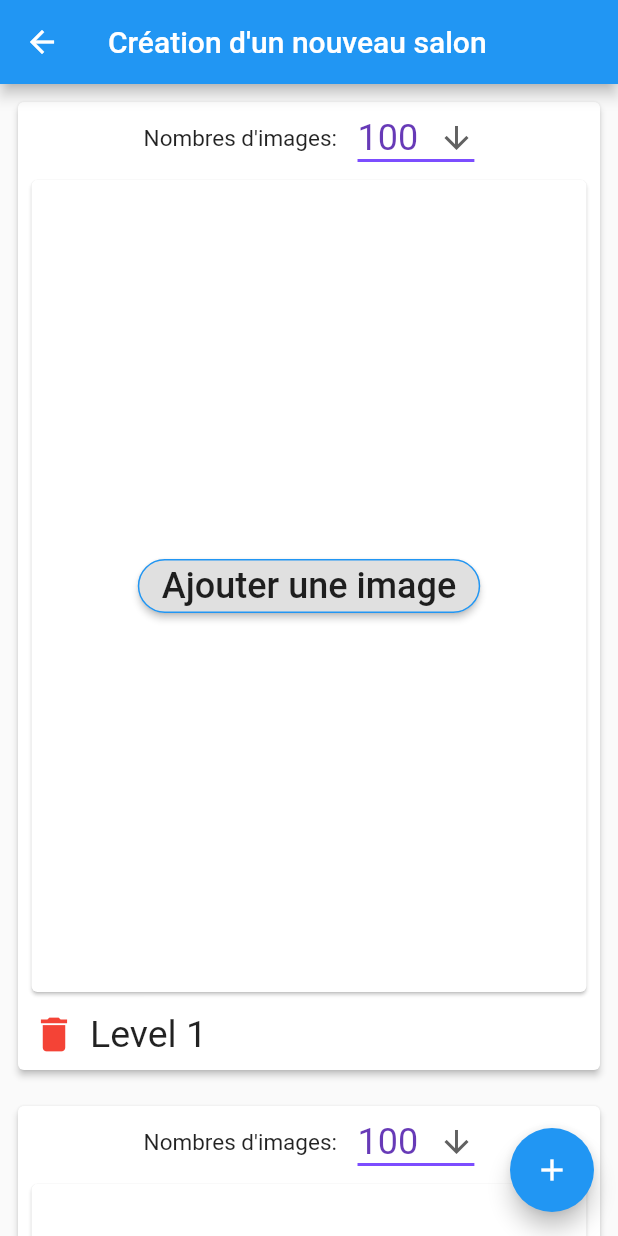
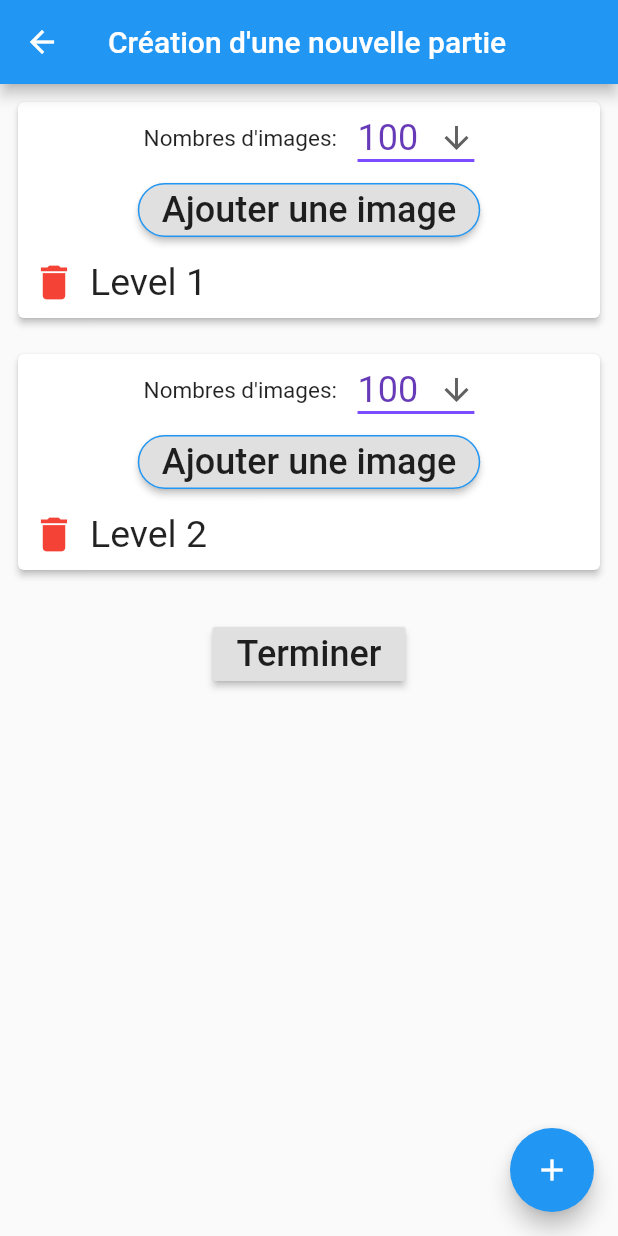
Before and after one commit to Olxe/FindYourL-o, a Flutter app: the CreateScreen screen opened directly, after a tap on the "add" icon, on a phone screen of 412 x 824 dp. Run offline on Flutter 3.47's test engine with Material 2 defaults, Android fonts, the phone set to English and light mode, and no system bars; our stand-ins replace bloc, flutter_bloc, image_picker.

Commit message:
fix add, remove card

```diff
--- a/lib/data/model/level_model.dart
+++ b/lib/data/model/level_model.dart
@@ -27,3 +27,20 @@ class Level {
     return '{ $id, $amount, $path}';
   }
 }
+
+class LevelModel {
+  int id;
+  String base64Image;
+  int amount;
+
+  LevelModel({
+    this.base64Image,
+    this.id,
+    this.amount,
+  });
+
+  @override
+  String toString() {
+    return '{$id}';
+  }
+}
--- a/lib/screens/create/create_screen.dart
+++ b/lib/screens/create/create_screen.dart
@@ -9,19 +9,20 @@ class CreateScreen extends StatefulWidget {
 }
 
 class _CreateScreenState extends State<CreateScreen> {
-  List<Level> levels = [];
-
-  List<MyCardWidget> cards = [];
+  List<LevelModel> levels = [];
 
   @override
   void initState() {
     super.initState();
-    cards.add(MyCardWidget(onDelete: onCardDeleted, index: cards.length, levelId: cards.length + 1));
+    levels.add(LevelModel(id: 1, amount: 100));
   }
 
   void onCardDeleted(int index) {
     setState(() {
-      cards.removeAt(index);
+      levels.removeAt(index);
+      for(int i = 0; i < levels.length; i++) {
+        levels[i].id = i + 1;
+      }
     });
   }
 
@@ -29,13 +30,12 @@ class _CreateScreenState extends State<CreateScreen> {
   Widget build(BuildContext context) {
     return Scaffold(
       appBar: AppBar(
-        title: Text('Création d\'un nouveau salon'),
+        title: Text('Création d\'une nouvelle partie'),
       ),
       floatingActionButton: FloatingActionButton(
         onPressed: () {
           setState(() {
-            cards.add(
-                MyCardWidget(onDelete: onCardDeleted, index: cards.length, levelId: cards.length + 1));
+            levels.add(LevelModel(id: levels.length + 1, amount: 100));
           });
         },
         heroTag: 'niv0',
@@ -45,13 +45,13 @@ class _CreateScreenState extends State<CreateScreen> {
       body: ListView.builder(
         scrollDirection: Axis.vertical,
         itemBuilder: (context, index) {
-          if (index == cards.length - 1) {
+          if (index == levels.length - 1) {
             return buildLastCard();
           } else {
-            return cards[index];
+            return MyCardWidget(onDelete: onCardDeleted, level: levels[index]);
           }
         },
-        itemCount: cards.length,
+        itemCount: levels.length,
       ),
     );
   }
@@ -59,7 +59,7 @@ class _CreateScreenState extends State<CreateScreen> {
   Widget buildLastCard() {
     return Column(
       children: [
-        cards[cards.length - 1],
+        MyCardWidget(onDelete: onCardDeleted, level: levels[levels.length - 1]),
         Container(
           margin: const EdgeInsets.symmetric(vertical: 20),
           child: RaisedButton(
--- a/lib/screens/create/widgets/MyCardWidget.dart
+++ b/lib/screens/create/widgets/MyCardWidget.dart
@@ -1,3 +1,4 @@
+import 'dart:convert';
 import 'dart:io';
 
 import 'package:flutter/material.dart';
@@ -5,6 +6,7 @@ import 'package:image_picker/image_picker.dart';
 
 import 'package:find_your_leo/Tools.dart';
 import 'package:find_your_leo/constants.dart';
+import 'package:find_your_leo/data/model/level_model.dart';
 
 import 'MyDropDownWidget.dart';
 import 'MyIconButtonWidget.dart';
@@ -12,14 +14,12 @@ import 'MyIconButtonWidget.dart';
 // ignore: must_be_immutable
 class MyCardWidget extends StatefulWidget {
   final Function onDelete;
-  final int index;
-  int levelId;
+  final LevelModel level;
 
   MyCardWidget({
     Key key,
     @required this.onDelete,
-    @required this.index,
-    @required this.levelId,
+    @required this.level,
   }) : super(key: key);
 
   @override
@@ -28,18 +28,28 @@ class MyCardWidget extends StatefulWidget {
 
 class _MyCardWidgetState extends State<MyCardWidget> {
   final picker = ImagePicker();
-  File _image;
-  int dropDownValue = 100;
+  Image _image;
+  // File _image;
 
   Future<void> getImage() async {
     final pickedFile = await picker.getImage(source: ImageSource.gallery);
     setState(() {
       if (pickedFile != null) {
-        _image = File(pickedFile.path);
+        final bytes = File(pickedFile.path).readAsBytesSync();
+        setImage(base64Encode(bytes));
       } else {
         print('No image selected');
       }
     });
+  }
+
+  void setImage(String base64Encode) {
+    widget.level.base64Image = base64Encode;
+    if (widget.level.base64Image != null) {
+      _image = Image.memory(base64Decode(widget.level.base64Image));
+    } else {
+      _image = null;
+    }
   }
 
   @override
@@ -50,7 +60,6 @@ class _MyCardWidgetState extends State<MyCardWidget> {
         elevation: 2.0,
         clipBehavior: Clip.antiAlias,
         child: Column(
-          // mainAxisSize: MainAxisSize.max,
           children: [
             Row(
               mainAxisAlignment: MainAxisAlignment.center,
@@ -60,20 +69,13 @@ class _MyCardWidgetState extends State<MyCardWidget> {
                   style: TextStyle(fontSize: 15),
                 ),
                 SizedBox(width: 10),
-                MyDropDownWidget(),
+                MyDropDownWidget(dropdownValue: widget.level.amount),
               ],
             ),
             Stack(
               children: [
-                Container(
-                  height: deviceHeight / 1.5,
-                  width: deviceWidth,
-                  padding:
-                      const EdgeInsets.symmetric(vertical: 0, horizontal: 5),
-                  child: Card(
-                    child: _image == null
-                        ? Center(
-                            child: RaisedButton(
+                _image == null
+                    ? RaisedButton(
                         onPressed: getImage,
                         shape: RoundedRectangleBorder(
                             borderRadius: BorderRadius.circular(18.0),
@@ -82,21 +84,17 @@ class _MyCardWidgetState extends State<MyCardWidget> {
                           'Ajouter une image',
                           style: TextStyle(fontSize: 24),
                         ),
-                            ),
                       )
-                        : Image.file(_image, fit: BoxFit.cover),
-                    clipBehavior: Clip.antiAlias,
-                  ),
-                ),
+                    : Card(child: _image),
                 _image != null
                     ? Positioned(
-                        top: 35,
+                        top: 0,
                         right: 0,
                         child: MyIconButtonWidget(
                           icon: Icons.clear,
                           function: () {
                             setState(() {
-                              _image = null;
+                              setImage(null);
                             });
                           },
                         ),
@@ -116,12 +114,12 @@ class _MyCardWidgetState extends State<MyCardWidget> {
                     Tools.showAlertDialog(
                         context,
                         'Supprimer un niveau ?',
-                        'Le niveau ${widget.index + 1} sera supprimé.',
-                        () => widget.onDelete(widget.index));
+                        'Le niveau ${widget.level.id} sera supprimé.',
+                        () => widget.onDelete(widget.level.id - 1));
                   },
                 ),
                 Text(
-                  'Level ${widget.levelId}',
+                  'Level ${widget.level.id}',
                   style: TextStyle(fontSize: 25),
                 ),
               ],
--- a/lib/screens/create/widgets/MyDropDownWidget.dart
+++ b/lib/screens/create/widgets/MyDropDownWidget.dart
@@ -2,7 +2,12 @@ import 'package:flutter/material.dart';
 
 // ignore: must_be_immutable
 class MyDropDownWidget extends StatefulWidget {
-  String dropdownValue = '100';
+  int dropdownValue;
+
+  MyDropDownWidget({
+    Key key,
+    this.dropdownValue,
+  }) : super(key: key);
 
   @override
   _MyDropDownWidgetState createState() => _MyDropDownWidgetState();
@@ -11,7 +16,7 @@ class MyDropDownWidget extends StatefulWidget {
 class _MyDropDownWidgetState extends State<MyDropDownWidget> {
   @override
   Widget build(BuildContext context) {
-    return DropdownButton<String>(
+    return DropdownButton<int>(
       value: widget.dropdownValue,
       icon: Icon(Icons.arrow_downward),
       iconSize: 24,
@@ -21,17 +26,17 @@ class _MyDropDownWidgetState extends State<MyDropDownWidget> {
         height: 2,
         color: Colors.deepPurpleAccent,
       ),
-      onChanged: (String newValue) {
+      onChanged: (int newValue) {
         setState(() {
           widget.dropdownValue = newValue;
         });
       },
-      items: <String>['50', '100', '200', '300', '400', '600', '800', '1000']
-          .map<DropdownMenuItem<String>>((String value) {
-        return DropdownMenuItem<String>(
+      items: <int>[50, 100, 200, 300, 400, 600, 800, 1000]
+          .map<DropdownMenuItem<int>>((int value) {
+        return DropdownMenuItem<int>(
           value: value,
           child: Text(
-            value,
+            value.toString(),
             style: TextStyle(fontSize: 24),
           ),
         );
```
Lines whose indentation alone changed are shown as unchanged.
